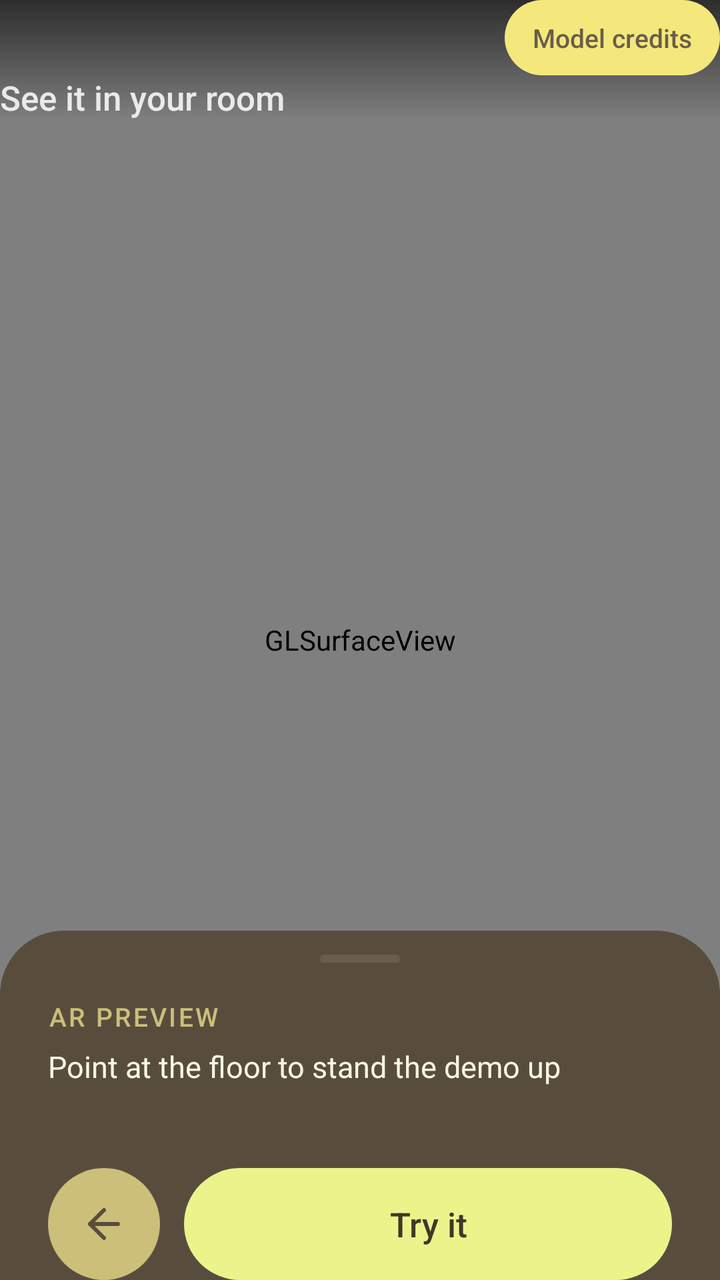
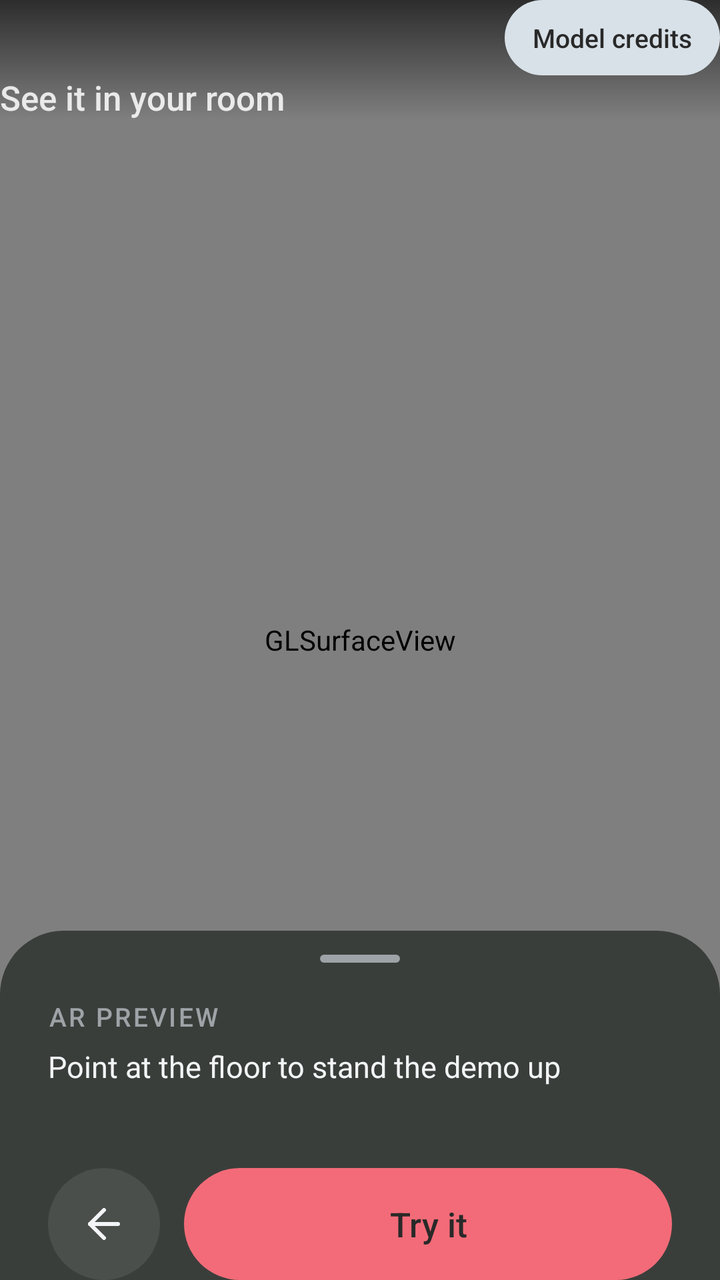

Two renders of the same Android screen: before a commit and after it. Below are the layout's source before the change and the commit's diff.
<!-- AndroidManifest.xml: activity theme android:Theme.Material.NoActionBar -->
<!-- res/layout/activity_preview.xml -->
<?xml version="1.0" encoding="utf-8"?>
<FrameLayout xmlns:android="http://schemas.android.com/apk/res/android"
    android:id="@+id/root"
    android:layout_width="match_parent"
    android:layout_height="match_parent"
    android:background="#3F3728">

    <android.opengl.GLSurfaceView
        android:id="@+id/surface"
        android:layout_width="match_parent"
        android:layout_height="match_parent" />

    
    <LinearLayout
        android:id="@+id/topBar"
        android:layout_width="match_parent"
        android:layout_height="wrap_content"
        android:layout_gravity="top"
        android:background="@drawable/preview_header_scrim"
        android:gravity="top"
        android:orientation="horizontal">

        <LinearLayout
            android:layout_width="0dp"
            android:layout_height="wrap_content"
            android:layout_weight="1"
            android:orientation="vertical">

            <TextView
                android:id="@+id/title"
                android:layout_width="match_parent"
                android:layout_height="wrap_content"
                android:fontFamily="sans-serif-medium"
                android:letterSpacing="-0.02"
                android:textColor="#FFFFFF"
                android:textSize="28sp" />

            <TextView
                android:layout_width="match_parent"
                android:layout_height="wrap_content"
                android:fontFamily="sans-serif-medium"
                android:text="@string/preview_subtitle"
                android:textColor="#D9FFFFFF"
                android:textSize="17sp" />
        </LinearLayout>

        <TextView
            android:id="@+id/credits"
            android:layout_width="wrap_content"
            android:layout_height="wrap_content"
            android:background="@drawable/preview_snow_pill"
            android:fontFamily="sans-serif-medium"
            android:paddingStart="14dp"
            android:paddingTop="10dp"
            android:paddingEnd="14dp"
            android:paddingBottom="10dp"
            android:text="@string/model_credits"
            android:textColor="#6A5D4A"
            android:textSize="13sp" />
    </LinearLayout>

    
    <TextView
        android:id="@+id/insetLabel"
        android:layout_width="wrap_content"
        android:layout_height="wrap_content"
        android:layout_gravity="top|center_horizontal"
        android:background="@drawable/preview_snow_pill"
        android:elevation="2dp"
        android:fontFamily="sans-serif-medium"
        android:letterSpacing="0.08"
        android:paddingStart="16dp"
        android:paddingTop="6dp"
        android:paddingEnd="16dp"
        android:paddingBottom="6dp"
        android:text="@string/preview_demo_label"
        android:textAllCaps="true"
        android:textColor="#6A5D4A"
        android:textSize="12sp"
        android:visibility="invisible" />

    
    <LinearLayout
        android:id="@+id/actions"
        android:layout_width="match_parent"
        android:layout_height="wrap_content"
        android:layout_gravity="bottom"
        android:background="@drawable/preview_sheet"
        android:clickable="true"
        android:focusable="false"
        android:orientation="vertical"
        android:paddingStart="24dp"
        android:paddingTop="12dp"
        android:paddingEnd="24dp">

        <View
            android:layout_width="40dp"
            android:layout_height="4dp"
            android:layout_gravity="center_horizontal"
            android:background="@drawable/preview_handle" />

        <TextView
            android:layout_width="match_parent"
            android:layout_height="wrap_content"
            android:layout_marginTop="18dp"
            android:fontFamily="sans-serif-medium"
            android:letterSpacing="0.08"
            android:text="@string/preview_sheet_label"
            android:textAllCaps="true"
            android:textColor="#CBBF7A"
            android:textSize="13sp" />

        <TextView
            android:id="@+id/hint"
            android:layout_width="match_parent"
            android:layout_height="wrap_content"
            android:layout_marginTop="6dp"
            android:lineSpacingExtra="3dp"
            android:minLines="2"
            android:text="@string/preview_looking"
            android:textColor="#FAF6E4"
            android:textSize="15sp" />

        <LinearLayout
            android:layout_width="match_parent"
            android:layout_height="wrap_content"
            android:layout_marginTop="20dp"
            android:gravity="center_vertical"
            android:orientation="horizontal">

            <ImageButton
                android:id="@+id/back"
                android:layout_width="56dp"
                android:layout_height="56dp"
                android:background="@drawable/preview_circle_button"
                android:contentDescription="@string/preview_back"
                android:src="@drawable/ic_preview_back" />

            <Button
                android:id="@+id/start"
                android:layout_width="0dp"
                android:layout_height="56dp"
                android:layout_marginStart="12dp"
                android:layout_weight="1"
                android:background="@drawable/preview_accent_pill"
                android:fontFamily="sans-serif-medium"
                android:stateListAnimator="@null"
                android:text="@string/preview_start"
                android:textAllCaps="false"
                android:textColor="#3F3728"
                android:textSize="17sp" />
        </LinearLayout>
    </LinearLayout>

</FrameLayout>
<!-- resources referenced by this layout -->
<resources>
  <!-- drawable ic_preview_back (drawable) -->
  <?xml version="1.0" encoding="utf-8"?>
  <vector xmlns:android="http://schemas.android.com/apk/res/android"
      android:width="24dp"
      android:height="24dp"
      android:viewportWidth="24"
      android:viewportHeight="24">
      <path
          android:fillColor="#00000000"
          android:pathData="M12,19L5,12L12,5"
          android:strokeColor="#584D3D"
          android:strokeLineCap="round"
          android:strokeLineJoin="round"
          android:strokeWidth="2" />
      <path
          android:fillColor="#00000000"
          android:pathData="M19,12L5,12"
          android:strokeColor="#584D3D"
          android:strokeLineCap="round"
          android:strokeLineJoin="round"
          android:strokeWidth="2" />
  </vector>
  <!-- drawable preview_accent_pill (drawable) -->
  <?xml version="1.0" encoding="utf-8"?>
  <ripple xmlns:android="http://schemas.android.com/apk/res/android" android:color="#333F3728">
      <item><shape><solid android:color="#EBF38B" /><corners android:radius="999dp" /></shape></item>
  </ripple>
  <!-- drawable preview_circle_button (drawable) -->
  <?xml version="1.0" encoding="utf-8"?>
  <ripple xmlns:android="http://schemas.android.com/apk/res/android" android:color="#333F3728">
      <item><shape android:shape="oval"><solid android:color="#CBBF7A" /></shape></item>
  </ripple>
  <!-- drawable preview_handle (drawable) -->
  <?xml version="1.0" encoding="utf-8"?>
  <shape xmlns:android="http://schemas.android.com/apk/res/android">
      <solid android:color="#6A5D4A" />
      <corners android:radius="999dp" />
  </shape>
  <!-- drawable preview_header_scrim (drawable) -->
  <?xml version="1.0" encoding="utf-8"?>
  <shape xmlns:android="http://schemas.android.com/apk/res/android">
      <gradient android:angle="270" android:startColor="#A6000000" android:endColor="#00000000" />
  </shape>
  <!-- drawable preview_sheet (drawable) -->
  <?xml version="1.0" encoding="utf-8"?>
  <shape xmlns:android="http://schemas.android.com/apk/res/android">
      <solid android:color="#584D3D" />
      <corners android:topLeftRadius="32dp" android:topRightRadius="32dp" />
  </shape>
  <!-- drawable preview_snow_pill (drawable) -->
  <?xml version="1.0" encoding="utf-8"?>
  <ripple xmlns:android="http://schemas.android.com/apk/res/android" android:color="#333F3728">
      <item><shape><solid android:color="#F4E87C" /><corners android:radius="999dp" /></shape></item>
  </ripple>
  <string name="model_credits">Model credits</string>
  <string name="preview_back">Back</string>
  <string name="preview_demo_label">3D demo</string>
  <string name="preview_looking">Point at the floor to stand the demo up</string>
  <string name="preview_sheet_label">AR preview</string>
  <string name="preview_start">Try it</string>
  <string name="preview_subtitle">See it in your room</string>
</resources>

<!-- the commit's change to res/layout/activity_preview.xml (unified diff, before → after) -->
@@ -1,9 +1,9 @@
-<?xml version="1.0" encoding="utf-8"?>
+﻿<?xml version="1.0" encoding="utf-8"?>
 <FrameLayout xmlns:android="http://schemas.android.com/apk/res/android"
     android:id="@+id/root"
     android:layout_width="match_parent"
     android:layout_height="match_parent"
-    android:background="#3F3728">
+    android:background="@color/calico_bg">
 
     <android.opengl.GLSurfaceView
         android:id="@+id/surface"
@@ -55,7 +55,7 @@
             android:paddingEnd="14dp"
             android:paddingBottom="10dp"
             android:text="@string/model_credits"
-            android:textColor="#6A5D4A"
+            android:textColor="@color/calico_charcoal"
             android:textSize="13sp" />
     </LinearLayout>
 
@@ -75,8 +75,18 @@
         android:paddingBottom="6dp"
         android:text="@string/preview_demo_label"
         android:textAllCaps="true"
-        android:textColor="#6A5D4A"
+        android:textColor="@color/calico_charcoal"
         android:textSize="12sp"
+        android:visibility="invisible" />
+
+    
+    <View
+        android:id="@+id/demoHitArea"
+        android:layout_width="0dp"
+        android:layout_height="0dp"
+        android:layout_gravity="top|start"
+        android:background="?android:attr/selectableItemBackground"
+        android:contentDescription="@string/preview_demo_label"
         android:visibility="invisible" />
 
     
@@ -107,7 +117,7 @@
             android:letterSpacing="0.08"
             android:text="@string/preview_sheet_label"
             android:textAllCaps="true"
-            android:textColor="#CBBF7A"
+            android:textColor="@color/calico_muted"
             android:textSize="13sp" />
 
         <TextView
@@ -118,7 +128,7 @@
             android:lineSpacingExtra="3dp"
             android:minLines="2"
             android:text="@string/preview_looking"
-            android:textColor="#FAF6E4"
+            android:textColor="@color/calico_ink"
             android:textSize="15sp" />
 
         <LinearLayout
@@ -147,7 +157,7 @@
                 android:stateListAnimator="@null"
                 android:text="@string/preview_start"
                 android:textAllCaps="false"
-                android:textColor="#3F3728"
+                android:textColor="@color/calico_on_accent"
                 android:textSize="17sp" />
         </LinearLayout>
     </LinearLayout>
<!-- resource entries referenced after the edit -->
@@ -1,7 +1,13 @@
 <!-- resources referenced by this layout -->
 <resources>
+  <color name="calico_bg">#292929</color>
+  <color name="calico_charcoal">#292929</color>
+  <color name="calico_ink">#F2F4F6</color>
+  <color name="calico_muted">#9DA3A6</color>
+  <color name="calico_on_accent">#292929</color>
   <!-- drawable ic_preview_back (drawable) -->
-  <?xml version="1.0" encoding="utf-8"?>
+  ﻿<?xml version="1.0" encoding="utf-8"?>
+  
   <vector xmlns:android="http://schemas.android.com/apk/res/android"
       android:width="24dp"
       android:height="24dp"
@@ -10,32 +16,32 @@
       <path
           android:fillColor="#00000000"
           android:pathData="M12,19L5,12L12,5"
-          android:strokeColor="#584D3D"
+          android:strokeColor="@color/calico_ink"
           android:strokeLineCap="round"
           android:strokeLineJoin="round"
           android:strokeWidth="2" />
       <path
           android:fillColor="#00000000"
           android:pathData="M19,12L5,12"
-          android:strokeColor="#584D3D"
+          android:strokeColor="@color/calico_ink"
           android:strokeLineCap="round"
           android:strokeLineJoin="round"
           android:strokeWidth="2" />
   </vector>
   <!-- drawable preview_accent_pill (drawable) -->
   <?xml version="1.0" encoding="utf-8"?>
-  <ripple xmlns:android="http://schemas.android.com/apk/res/android" android:color="#333F3728">
-      <item><shape><solid android:color="#EBF38B" /><corners android:radius="999dp" /></shape></item>
+  <ripple xmlns:android="http://schemas.android.com/apk/res/android" android:color="#33292929">
+      <item><shape><solid android:color="@color/calico_accent" /><corners android:radius="999dp" /></shape></item>
   </ripple>
   <!-- drawable preview_circle_button (drawable) -->
   <?xml version="1.0" encoding="utf-8"?>
-  <ripple xmlns:android="http://schemas.android.com/apk/res/android" android:color="#333F3728">
-      <item><shape android:shape="oval"><solid android:color="#CBBF7A" /></shape></item>
+  <ripple xmlns:android="http://schemas.android.com/apk/res/android" android:color="@color/calico_ripple">
+      <item><shape android:shape="oval"><solid android:color="@color/calico_nested" /></shape></item>
   </ripple>
   <!-- drawable preview_handle (drawable) -->
   <?xml version="1.0" encoding="utf-8"?>
   <shape xmlns:android="http://schemas.android.com/apk/res/android">
-      <solid android:color="#6A5D4A" />
+      <solid android:color="@color/calico_muted" />
       <corners android:radius="999dp" />
   </shape>
   <!-- drawable preview_header_scrim (drawable) -->
@@ -46,13 +52,13 @@
   <!-- drawable preview_sheet (drawable) -->
   <?xml version="1.0" encoding="utf-8"?>
   <shape xmlns:android="http://schemas.android.com/apk/res/android">
-      <solid android:color="#584D3D" />
+      <solid android:color="@color/calico_card" />
       <corners android:topLeftRadius="32dp" android:topRightRadius="32dp" />
   </shape>
   <!-- drawable preview_snow_pill (drawable) -->
   <?xml version="1.0" encoding="utf-8"?>
-  <ripple xmlns:android="http://schemas.android.com/apk/res/android" android:color="#333F3728">
-      <item><shape><solid android:color="#F4E87C" /><corners android:radius="999dp" /></shape></item>
+  <ripple xmlns:android="http://schemas.android.com/apk/res/android" android:color="#33292929">
+      <item><shape><solid android:color="@color/calico_snow" /><corners android:radius="999dp" /></shape></item>
   </ripple>
   <string name="model_credits">Model credits</string>
   <string name="preview_back">Back</string>
@@ -61,5 +67,10 @@
   <string name="preview_sheet_label">AR preview</string>
   <string name="preview_start">Try it</string>
   <string name="preview_subtitle">See it in your room</string>
+  <color name="calico_accent">#F36B78</color>
+  <color name="calico_ripple">#33F2F4F6</color>
+  <color name="calico_nested">#4A4F4C</color>
+  <color name="calico_card">#3A3E3B</color>
+  <color name="calico_snow">#D8E1E8</color>
 </resources>
 
